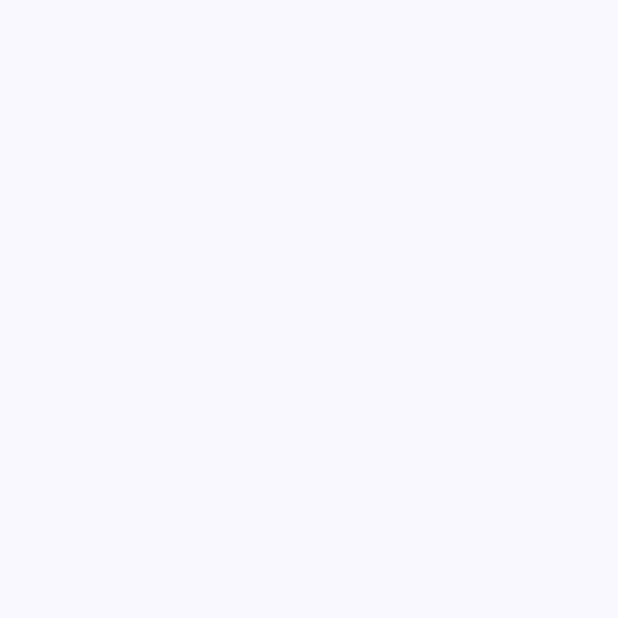
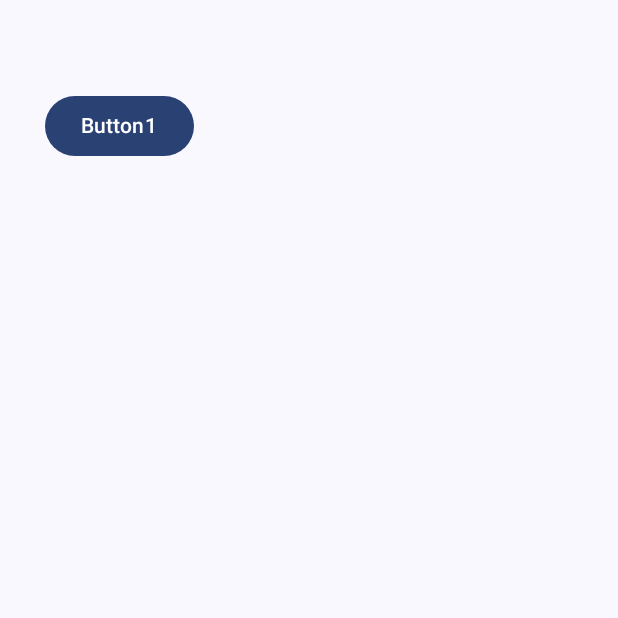
Before and after one commit to Marchbreeze/Compose-Study, an Android app built with Jetpack Compose: the ConstraintActivity screen opened directly, with no data from a screen before it, on a phone screen of 412 x 824 dp, the top half of it. Before the commit the part shown is empty. Run offline under Robolectric (Android 15) with nearby library versions, the phone set to English and light mode, and no system bars; our stand-ins replace constraintlayout-compose.

Commit message:
[#30] 버튼 제약 추가

```diff
--- a/app/src/main/java/march/breeze/compose/ConstraintActivity.kt
+++ b/app/src/main/java/march/breeze/compose/ConstraintActivity.kt
@@ -4,11 +4,16 @@ import android.os.Bundle
 import androidx.activity.ComponentActivity
 import androidx.activity.compose.setContent
 import androidx.compose.foundation.layout.fillMaxSize
+import androidx.compose.foundation.layout.size
+import androidx.compose.material3.Button
 import androidx.compose.material3.MaterialTheme
 import androidx.compose.material3.Surface
+import androidx.compose.material3.Text
 import androidx.compose.runtime.Composable
 import androidx.compose.ui.Modifier
 import androidx.compose.ui.tooling.preview.Preview
+import androidx.compose.ui.unit.dp
+import androidx.constraintlayout.compose.ConstraintLayout
 import march.breeze.compose.ui.theme.ComposeStudyTheme
 
 class ConstraintActivity : ComponentActivity() {
@@ -29,8 +34,24 @@ class ConstraintActivity : ComponentActivity() {
 }
 
 @Composable
+fun MyButton(text: String, modifier: Modifier = Modifier) {
+    Button(
+        onClick = { },
+        modifier = modifier
+    ) {
+        Text(text = text)
+    }
+}
+
+@Composable
 fun MainScreen9() {
-
+    ConstraintLayout(Modifier.size(200.dp, 200.dp)) {
+        val (button1, button2, button3) = createRefs()
+        MyButton(text = "Button1", Modifier.constrainAs(button1) {
+            top.linkTo(parent.top, margin = 60.dp)
+            start.linkTo(parent.start, margin = 30.dp)
+        })
+    }
 }
 
 @Preview(showBackground = true)
```
